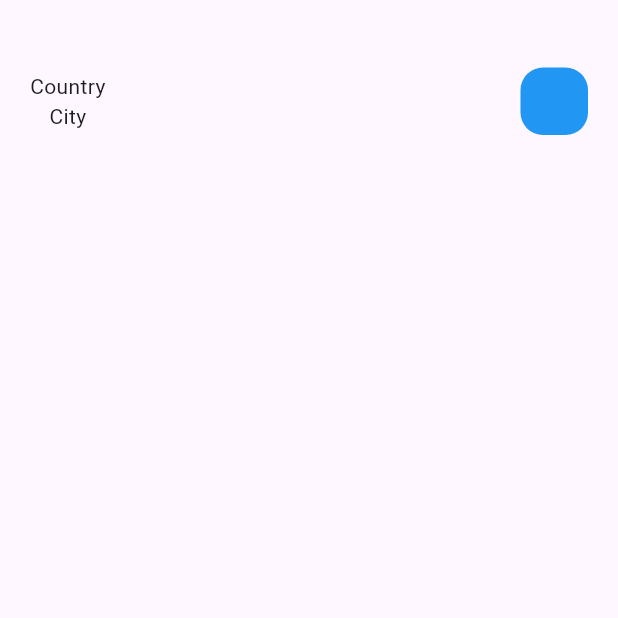
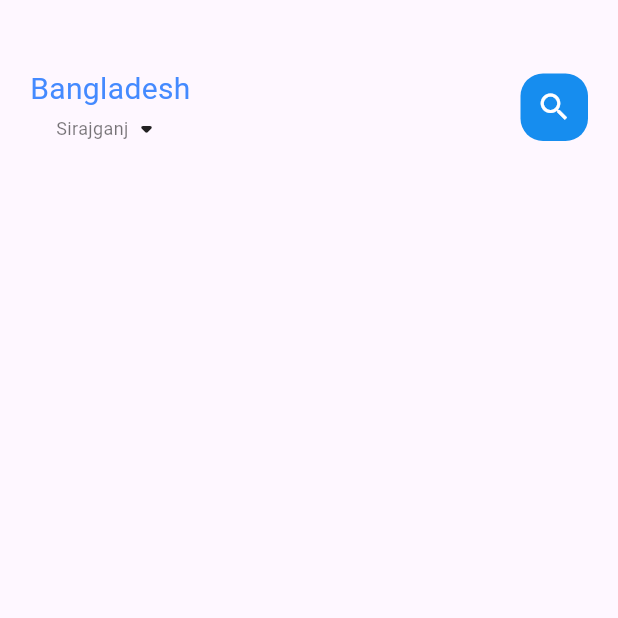
Before and after one commit to hasan972/food_delivary, a Flutter app: the screen it shows after launch, on a phone screen of 412 x 824 dp, the top half of it. Run offline on Flutter 3.47's test engine with Material 2 defaults, Android fonts, the phone set to English and light mode, and no system bars.

Commit message:
Add two widgets
Add two widgets one is BigData and another is SmallData. This two widgets help us for whole application text related issues.

```diff
--- a/lib/home/main_food_page.dart
+++ b/lib/home/main_food_page.dart
@@ -1,4 +1,6 @@
 import 'package:flutter/material.dart';
+import 'package:food_delivary/widgets/big_text.dart';
+import 'package:food_delivary/widgets/small_text.dart';
 
 class MainFoodPage extends StatefulWidget {
   const MainFoodPage({super.key});
@@ -15,20 +17,34 @@ class _MainFoodPageState extends State<MainFoodPage> {
         children: [
           Container(
             child: Container(
-              margin: EdgeInsets.only(top: 45,bottom: 15),
-              padding: EdgeInsets.only(left: 20,right: 20),
+              margin: EdgeInsets.only(top: 45, bottom: 15),
+              padding: EdgeInsets.only(left: 20, right: 20),
               child: Row(
                 mainAxisAlignment: MainAxisAlignment.spaceBetween,
                 children: [
                   Column(
-                    children: [Text("Country"), Text("City")],
+                    children: [
+                      BigText(text: "Bangladesh",color: Colors.blueAccent),
+                     Row(
+                      children: [
+                         SmallText(text: "Sirajganj",color: Colors.black54,),
+                         Icon(Icons.arrow_drop_down_rounded)
+                      ],
+                     )
+                    ],
                   ),
-                  Container(
-                    width: 45,
-                    height: 45,
-                    decoration: BoxDecoration(
-                      borderRadius: BorderRadius.circular(15),
-                      color: Colors.blue,
+                  Center(
+                    child: Container(
+                      width: 45,
+                      height: 45,
+                      child: Icon(
+                        Icons.search,
+                        color: Colors.white,
+                      ),
+                      decoration: BoxDecoration(
+                        borderRadius: BorderRadius.circular(15),
+                        color: Color.fromARGB(255, 22, 141, 239),
+                      ),
                     ),
                   )
                 ],
--- /dev/null
+++ b/lib/widgets/big_text.dart
@@ -0,0 +1,30 @@
+import 'package:flutter/material.dart';
+
+class BigText extends StatelessWidget {
+  //..........Declear variable...........//
+   Color? color;
+  final String text;
+  double size;
+  TextOverflow overflow;
+
+  BigText(
+      {Key? key,
+      this.color = const Color(0xFF332d2b),
+      required this.text,
+      this.overflow = TextOverflow.ellipsis,
+      this.size = 20});
+
+  @override
+  Widget build(BuildContext context) {
+    return Text(
+      text,
+      maxLines: 1,
+      overflow: overflow,
+      style: TextStyle(
+        color: color,
+        fontSize: size,
+        fontWeight: FontWeight.w400,
+      ),
+    );
+  }
+}
--- /dev/null
+++ b/lib/widgets/small_text.dart
@@ -0,0 +1,28 @@
+import 'package:flutter/material.dart';
+
+class SmallText extends StatelessWidget {
+  //..........Declear variable...........//
+  Color? color;
+  final String text;
+  double size;
+  double height;
+
+  SmallText(
+      {Key? key,
+      this.color = const Color(0xFFccc7c5),
+      required this.text,
+      this.size = 12,
+      this.height = 1.2});
+
+  @override
+  Widget build(BuildContext context) {
+    return Text(
+      text,
+      style: TextStyle(
+        color: color,
+        fontSize: size,
+        height: height
+      ),
+    );
+  }
+}
```
